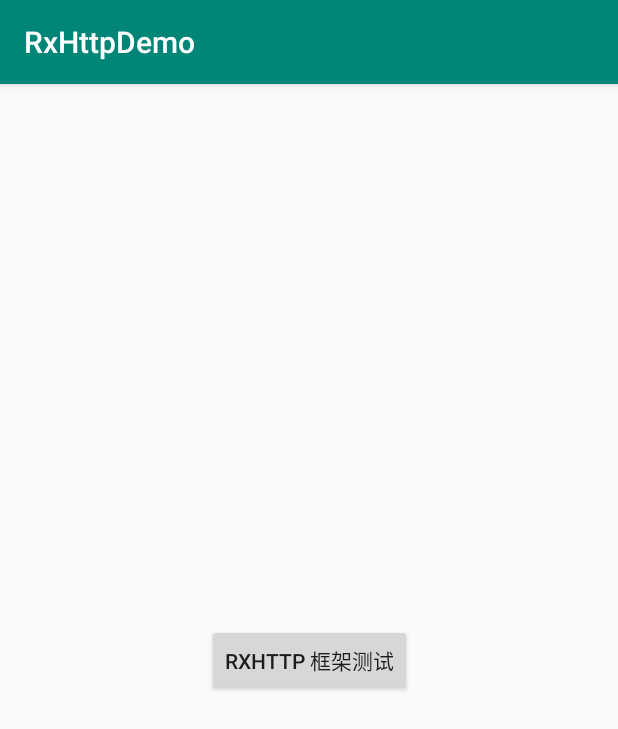
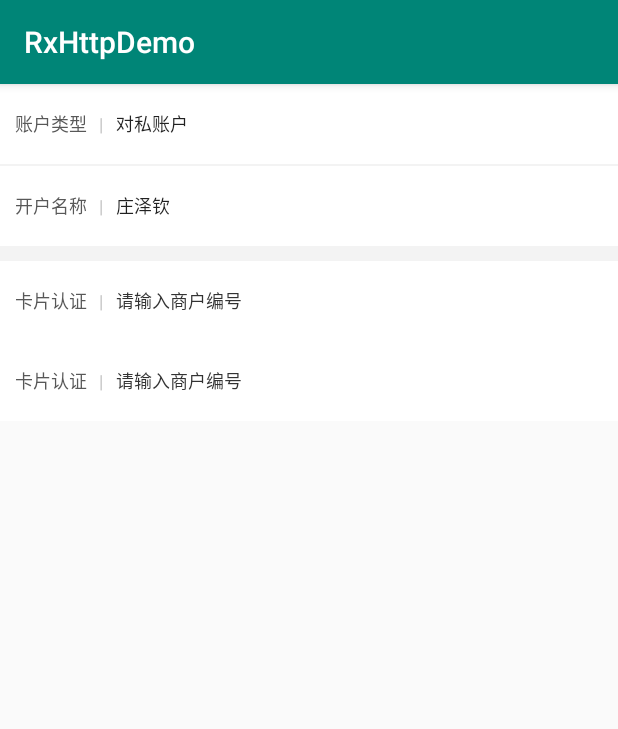
Before and after one commit to zhuangzeqin/RxHttpDemo, an Android app: the screen it shows after launch (MainActivity), on a phone screen of 412 x 824 dp. Shown: the top 729 px of the screen. Run offline under Robolectric (Android 15) with nearby library versions, the phone set to English and light mode, and no system bars; our stand-ins replace RxJava; libraries missing offline, so code that uses them is left out: com.rxjava.rxlife, rxhttp.wrapper.param, rxhttp.wrapper.parse; 1 statement that could not run was skipped.

Commit message:
自定义 ItemEditText 控件

```diff
--- /dev/null
+++ b/app/src/main/java/com/eeepay/zzq/rxhttpdemo/ItemEditText.java
@@ -0,0 +1,259 @@
+package com.eeepay.zzq.rxhttpdemo;
+
+import android.content.Context;
+import android.content.res.TypedArray;
+import android.graphics.drawable.Drawable;
+import android.text.InputFilter;
+import android.text.InputType;
+import android.text.TextUtils;
+import android.text.TextWatcher;
+import android.text.method.DigitsKeyListener;
+import android.text.method.NumberKeyListener;
+import android.text.method.PasswordTransformationMethod;
+import android.util.AttributeSet;
+import android.view.LayoutInflater;
+import android.view.View;
+import android.widget.EditText;
+import android.widget.TextView;
+
+import androidx.annotation.ColorRes;
+import androidx.constraintlayout.widget.ConstraintLayout;
+
+/**
+ * 描述：自定义蓝湖上统一的样式
+ * 作者：zhuangzeqin
+ * 时间: 2020/3/1-9:43
+ * 邮箱：zzq@eeepay.cn
+ * 备注:
+ */
+public class ItemEditText extends ConstraintLayout {
+    private TextView labelTv;//左边文本标签
+    private String label, hint, edit;
+    private EditText editText;//文本输入框
+    private Boolean isEdit;//是否要编辑
+    private Boolean isNumber;//是否输入数字
+    private String isDigits;//是否限制输入字符
+    private int editTextColor, hintTextColor, labelTextColor;//颜色
+    private int maxLength;//长度设置
+    private int lines;//行数设置
+
+    public ItemEditText(Context context) {
+        this(context, null);
+    }
+
+    public ItemEditText(Context context, AttributeSet attrs) {
+        this(context, attrs, 0);
+    }
+
+    public ItemEditText(Context context, AttributeSet attrs, int defStyleAttr) {
+        super(context, attrs, defStyleAttr);
+        TypedArray typedArray = context.obtainStyledAttributes(attrs, R.styleable.ItemEditTextStyle);
+        label = typedArray.getString(R.styleable.ItemEditTextStyle_labelText);//左边
+        hint = typedArray.getString(R.styleable.ItemEditTextStyle_hintText);//
+        edit = typedArray.getString(R.styleable.ItemEditTextStyle_editText);//
+        labelTextColor = typedArray.getColor(R.styleable.ItemEditTextStyle_labelTextColor, getResources().getColor(R.color.item_label_color));
+        editTextColor = typedArray.getColor(R.styleable.ItemEditTextStyle_editTextColor, getResources().getColor(R.color.item_editxt_color));
+        hintTextColor = typedArray.getColor(R.styleable.ItemEditTextStyle_hintTextColor, getResources().getColor(R.color.item_editxt_color));
+        //add by zhuangzeqin 2017年8月31日10:48:56 新增自定义属性 isDigits
+        isDigits = typedArray.getString(R.styleable.ItemEditTextStyle_digits);
+        isNumber = typedArray.getBoolean(R.styleable.ItemEditTextStyle_isNumber, false);
+        isEdit = typedArray.getBoolean(R.styleable.ItemEditTextStyle_isEdit, true);
+        maxLength = typedArray.getInt(R.styleable.ItemEditTextStyle_maxLength, 25);
+        lines = typedArray.getInt(R.styleable.ItemEditTextStyle_lines, 5);
+        //获得自定义布局view
+        View view = LayoutInflater.from(context).inflate(R.layout.view_item_edit, this, true);
+        labelTv = (TextView) view.findViewById(R.id.tv_item_nam);
+        editText = (EditText) view.findViewById(R.id.et_item_input);
+        setViewContent();
+        typedArray.recycle();
+    }
+
+    private void setViewContent() {
+        if (editTextColor != -1)
+            editText.setTextColor(editTextColor);
+
+        if (hintTextColor != -1) {
+            editText.setHintTextColor(hintTextColor);
+        }
+        if (labelTextColor != -1) {
+            labelTv.setTextColor(labelTextColor);
+        }
+        if (label != null) {
+            labelTv.setText(label);
+        }
+        if (hint != null) {
+            editText.setHint(hint);
+        }
+        if (edit != null) {
+            editText.setText(edit);
+        }
+        editText.setEnabled(isEdit ? true : false);
+        editText.setFocusableInTouchMode(isEdit ? true : false);
+        editText.setFocusable(isEdit ? true : false);
+        if (isNumber) {
+            editText.setInputType(InputType.TYPE_CLASS_NUMBER);
+        }
+        if (!TextUtils.isEmpty(isDigits)) {
+            setDigits(isDigits);
+        }
+        setFilter(maxLength);
+        if (lines != 0) {
+            if (lines == 1)
+                editText.setSingleLine();
+            else
+                editText.setLines(lines);
+        }
+    }
+
+    /**
+     * @param num 设置输入长度限制
+     */
+    public void setFilter(int num) {
+        editText.setFilters(new InputFilter[]{new InputFilter.LengthFilter(num)});
+    }
+
+    public void setDigits(String digits) {
+        editText.setKeyListener(DigitsKeyListener.getInstance(digits));
+    }
+
+    /**
+     * @return 返回标签的文本
+     */
+    public String getLabel() {
+        return labelTv.getText().toString();
+    }
+
+    /**
+     * @param label 设置标签内容
+     */
+    public void setLabel(String label) {
+        labelTv.setText(label);
+    }
+
+    /**
+     * @param color 设置标签字体颜色
+     */
+    public void setLabelTextColor(int color) {
+        labelTv.setTextColor(getResources().getColor(color));
+    }
+
+    /**
+     * 设置背景颜色
+     *
+     * @param color
+     */
+    public void setEditBgColor(@ColorRes int color) {
+        editText.setBackgroundColor(getResources().getColor(color));
+    }
+
+    /**
+     * 设置编辑文本的颜色
+     *
+     * @param color
+     */
+    public void setEditTextColor(int color) {
+        editText.setTextColor(getResources().getColor(color));
+    }
+
+    /**
+     * 设置编辑提示文本的颜色
+     *
+     * @param color
+     */
+    public void setEditTextHintColor(int color) {
+        editText.setHintTextColor(getResources().getColor(color));
+    }
+
+    /**
+     * @return 设置焦点
+     */
+    public boolean setSubViewFocus() {
+        return editText.requestFocus();
+    }
+
+    /**
+     * @param isEdit 设置EditText是否可点击
+     */
+    public void setEnableEdit(boolean isEdit) {
+        editText.setEnabled(isEdit);
+    }
+
+    /**
+     * @param hintText 设置提示右侧文本
+     */
+    public void setHintText(String hintText) {
+        editText.setHint(hintText);
+    }
+
+
+    /**
+     * @return 返回编辑框的内容
+     */
+    public String getEditContent() {
+        return editText.getText().toString().trim();
+    }
+
+    /**
+     * @return 返回编辑框对象
+     */
+    public EditText getEditText() {
+        return editText;
+    }
+
+    /**
+     * @param content 设置编辑框内容
+     */
+    public void setEditContent(String content) {
+        editText.setText(content);
+    }
+
+    /**
+     * 设置输入格式
+     * InputType.TYPE_CLASS_TEXT ---> 只能为身份证0123456789Xx
+     */
+    public void setInputType(int inputType) {
+        switch (inputType) {
+            case InputType.TYPE_CLASS_TEXT:
+                editText.setKeyListener(new NumberKeyListener() {
+                    @Override
+                    public int getInputType() {
+                        return InputType.TYPE_CLASS_TEXT;
+                    }
+
+                    protected char[] getAcceptedChars() {
+                        char numberChars[] = {'1', '2', '3', '4', '5', '6', '7', '8', '9', '0', 'X', 'x'};
+                        return numberChars;
+                    }
+                });
+                break;
+            case InputType.TYPE_NUMBER_FLAG_DECIMAL:
+                editText.setInputType(InputType.TYPE_CLASS_NUMBER | InputType.TYPE_NUMBER_FLAG_DECIMAL);
+                break;
+            default:
+                editText.setInputType(inputType);
+                break;
+        }
+    }
+
+    /**
+     * @param editListener 设置EditText文本编辑监听
+     */
+    public void setEditListener(TextWatcher editListener) {
+        editText.addTextChangedListener(editListener);
+    }
+
+    public void setTransformationMethod(PasswordTransformationMethod method) {
+        editText.setTransformationMethod(method);
+    }
+
+    /**
+     * 设置右边输入框的背景
+     *
+     * @param drawable
+     */
+    public void setRightBackDrawable(Drawable drawable) {
+        if (editText != null) {
+            editText.setBackgroundDrawable(drawable);
+        }
+    }
+}
--- a/app/src/main/java/com/eeepay/zzq/rxhttpdemo/MainActivity.java
+++ b/app/src/main/java/com/eeepay/zzq/rxhttpdemo/MainActivity.java
@@ -64,7 +64,9 @@ public class MainActivity extends AppCompatActivity implements View.OnClickListe
 
 
         btn_test = (Button) this.findViewById(R.id.btn_test);
-        btn_test.setOnClickListener(this);
+        btn_test.setOnClickListener(v -> {
+
+        });
     }
 
     private void getTestInfo1() {
--- a/app/src/main/res/layout/activity_main.xml
+++ b/app/src/main/res/layout/activity_main.xml
@@ -14,6 +14,62 @@
         app:layout_constraintBottom_toBottomOf="parent"
         app:layout_constraintLeft_toLeftOf="parent"
         app:layout_constraintRight_toRightOf="parent"
-        app:layout_constraintTop_toTopOf="parent" />
+        app:layout_constraintTop_toTopOf="parent"
+        android:visibility="gone"
+        />
 
+    <LinearLayout
+        android:orientation="vertical"
+        app:layout_constraintLeft_toLeftOf="parent"
+        app:layout_constraintRight_toRightOf="parent"
+        app:layout_constraintTop_toTopOf="parent"
+        android:layout_width="match_parent"
+        android:layout_height="wrap_content">
+        <com.eeepay.zzq.rxhttpdemo.ItemEditText
+            android:layout_width="match_parent"
+            android:layout_height="wrap_content"
+            app:labelText="账户类型"
+            app:hintText=""
+            app:editText="对私账户"
+            app:isEdit="false"
+            app:isNumber="false"
+            />
+        <View
+            android:layout_width="match_parent"
+            android:layout_height="1dp"
+            android:background="#FFF3F3F3"
+            />
+        <com.eeepay.zzq.rxhttpdemo.ItemEditText
+            android:layout_width="match_parent"
+            android:layout_height="wrap_content"
+            app:labelText="开户名称"
+            app:editText="庄泽钦"
+            app:hintText=""
+            app:isEdit="false"
+            app:isNumber="false"
+            />
+        <View
+            android:layout_width="match_parent"
+            android:layout_height="10dp"
+            android:background="#FFF3F3F3"
+            />
+        <com.eeepay.zzq.rxhttpdemo.ItemEditText
+            android:layout_width="match_parent"
+            android:layout_height="wrap_content"
+            app:labelText="卡片认证"
+            app:hintText="请输入商户编号"
+            app:isNumber="false"
+            />
+        <com.eeepay.zzq.rxhttpdemo.ItemEditText
+            android:layout_width="match_parent"
+            android:layout_height="wrap_content"
+            app:labelText="卡片认证"
+            app:hintText="请输入商户编号"
+            app:isNumber="false"
+            />
+    </LinearLayout>
+    <!--app:hintText="请输入商户编号"
+    app:isNumber="false"
+    app:labelText="商户编号"
+    app:labelTextColor="@color/unify_txt_color_gray"-->
 </androidx.constraintlayout.widget.ConstraintLayout>
--- /dev/null
+++ b/app/src/main/res/layout/view_item_edit.xml
@@ -0,0 +1,57 @@
+<?xml version="1.0" encoding="utf-8"?>
+<androidx.constraintlayout.widget.ConstraintLayout
+    xmlns:android="http://schemas.android.com/apk/res/android"
+    xmlns:app="http://schemas.android.com/apk/res-auto"
+    xmlns:tools="http://schemas.android.com/tools"
+    android:background="@android:color/white"
+    android:paddingLeft="10dp"
+    android:paddingRight="10dp"
+    android:layout_width="match_parent"
+    android:layout_height="53dp"
+    >
+
+    <TextView
+        android:id="@+id/tv_item_nam"
+        android:layout_width="wrap_content"
+        android:layout_height="match_parent"
+        tools:text="账户类型"
+        android:textColor="@color/item_label_color"
+        android:textSize="12sp"
+        android:gravity="center"
+        app:layout_constraintWidth_percent="0.2"
+        app:layout_constraintTop_toTopOf="parent"
+        app:layout_constraintLeft_toLeftOf="parent"
+        />
+
+    <TextView
+        android:id="@+id/tv_item_line"
+        android:layout_width="0dp"
+        android:layout_height="match_parent"
+        android:text="|"
+        android:textColor="@color/item_hit_color"
+        android:textSize="12sp"
+        android:gravity="center"
+        app:layout_constraintWidth_percent="0.05"
+        app:layout_constraintBaseline_toBaselineOf="@id/tv_item_nam"
+        app:layout_constraintTop_toTopOf="parent"
+        app:layout_constraintLeft_toRightOf="@id/tv_item_nam"
+        />
+
+    <EditText
+        android:id="@+id/et_item_input"
+        android:layout_width="0dp"
+        android:layout_height="match_parent"
+        tools:text="广东省 深圳市 南山区"
+        android:gravity="center|left"
+        android:background="@android:color/transparent"
+        android:textColor="@color/item_editxt_color"
+        android:textSize="12sp"
+        android:maxLines="5"
+        android:scrollbars="vertical"
+        android:textColorHint="@color/item_hit_color"
+        app:layout_constraintWidth_percent="0.8"
+        app:layout_constraintTop_toTopOf="parent"
+        app:layout_constraintBaseline_toBaselineOf="@id/tv_item_nam"
+        app:layout_constraintLeft_toRightOf="@id/tv_item_line"
+        />
+</androidx.constraintlayout.widget.ConstraintLayout>
--- a/app/src/main/res/values/colors.xml
+++ b/app/src/main/res/values/colors.xml
@@ -3,4 +3,8 @@
     <color name="colorPrimary">#008577</color>
     <color name="colorPrimaryDark">#00574B</color>
     <color name="colorAccent">#D81B60</color>
+
+    <color name="item_label_color">#FF585858</color>
+    <color name="item_editxt_color">#FF333333</color>
+    <color name="item_hit_color">#FFC7C7C7</color>
 </resources>
```
Also changed, not shown: app/src/main/res/layout/tes_main.xml (added, +55 -0 lines), app/src/main/res/values/styles.xml (+15 -1 lines).
